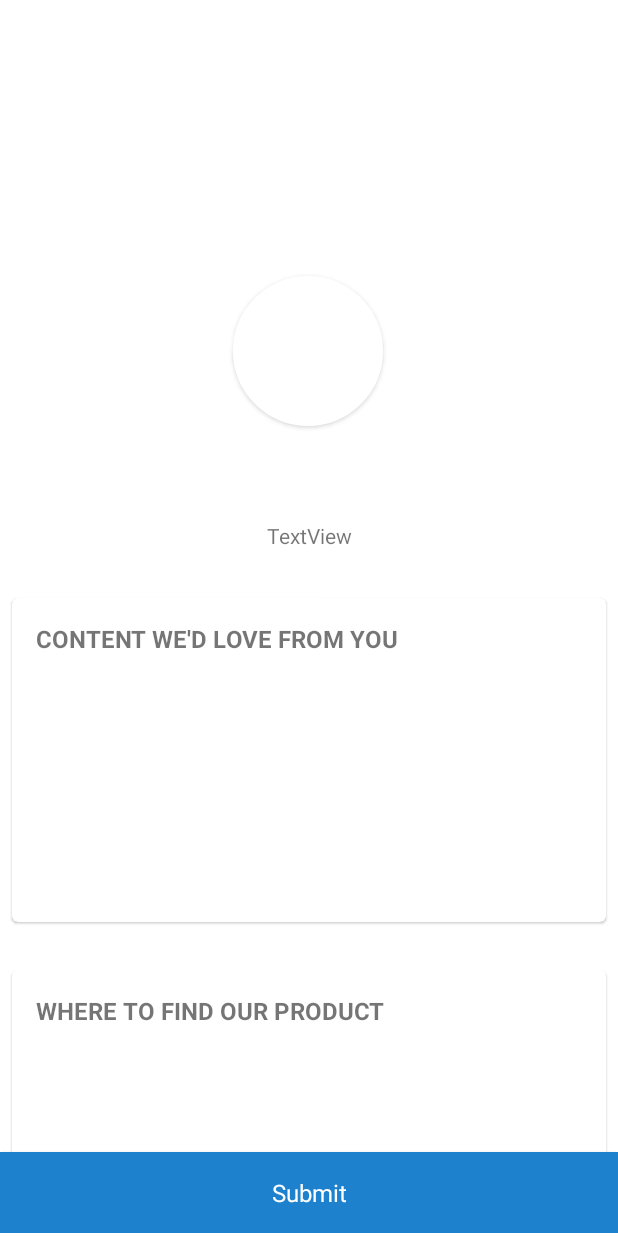
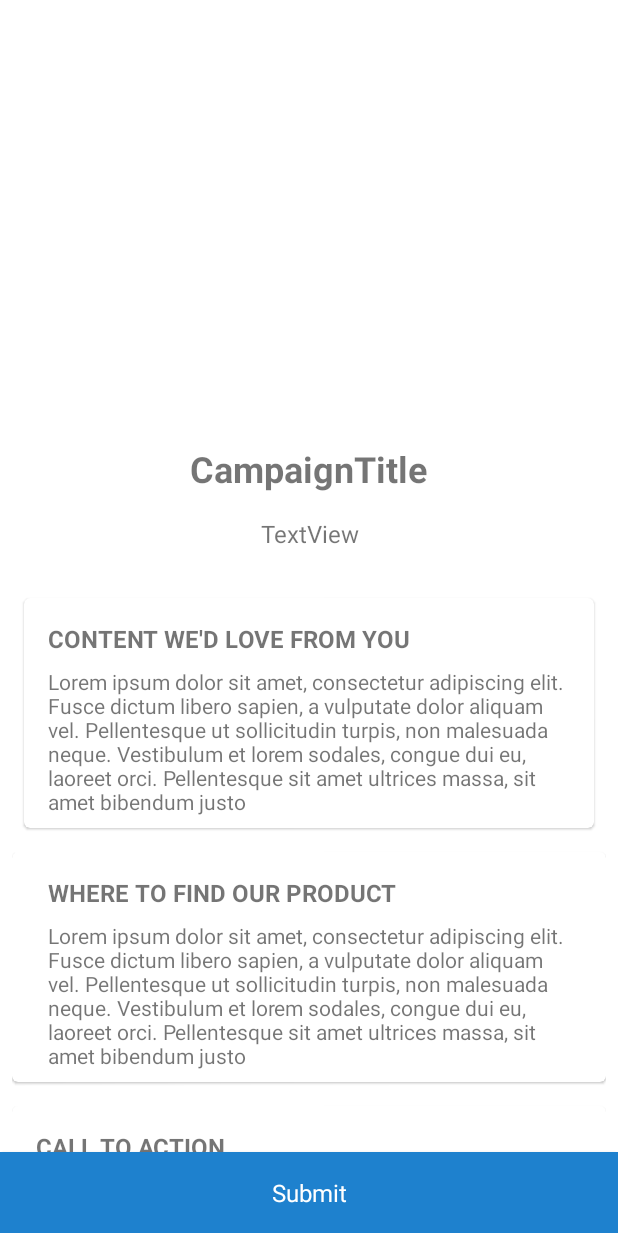
Before and after one commit to teddy-otieno/imp-mobile-android, an Android app: the CampaignActivity screen opened directly, with no data from a screen before it, on a phone screen of 412 x 824 dp. Run offline under Robolectric (Android 15) with nearby library versions, the phone set to English and light mode, and no system bars; 3 statements that could not run were skipped.

Commit message:
Redo
Update campaignDetail cards to material cards. The previous version was using a poorly designed custom cards. Also some small fixes

Signed-off-by: Teddy Juma <tedd.juma@outlook.com>

```diff
--- a/app/src/main/java/com/imp/impandroidclient/campaign/CampaignActivity.kt
+++ b/app/src/main/java/com/imp/impandroidclient/campaign/CampaignActivity.kt
@@ -14,8 +14,6 @@ import com.imp.impandroidclient.app_state.Cache
 import kotlinx.android.synthetic.main.activity_campaign.*
 import kotlinx.android.synthetic.main.layout_campaign_info_details.*
 import kotlinx.android.synthetic.main.layout_choose_submission.*
-import kotlinx.coroutines.Dispatchers
-import kotlinx.coroutines.launch
 
 class CampaignActivity : AppCompatActivity() {
 
@@ -65,25 +63,10 @@ class CampaignActivity : AppCompatActivity() {
             detailed_campaignDescription.text = campaign.about_you
             detailed_contentWedLoveFromYou.text = campaign.content_wed_love_from_you
             detailed_whereToFindProduct.text = campaign.where_to_find_product
+            detailed_callToAction.text = campaign.call_to_action
 
-
-            val cachedBrandImage = Cache.getImageFromMemCache(campaign.brand.brand_image)
-            if(cachedBrandImage == null) {
-                lifecycleScope.launch(Dispatchers.Main) {
-                    //TODO: Handle this instead of crashing the app
-                    val brandImage = campaign.brand.brandImageFuture?.await()
-
-                    if(brandImage == null) {
-                        TODO("Handle this error")
-                    } else {
-                        brandOfCampaign.setImageBitmap(brandImage)
-                        brandOfCampaign.clipToOutline = true
-                    }
-                }
-            } else {
-                brandOfCampaign.setImageBitmap(cachedBrandImage)
-            }
-
+            brand_avatar.setImageBitmap(Cache.getImageFromMemCache(campaign.brand.brand_image))
+            brand_avatar.clipToOutline = true
 
             for (item in campaign.dos) {
                 val view: ConstraintLayout =
--- a/app/src/main/java/com/imp/impandroidclient/dashboards/ui/home/HomeFragment.kt
+++ b/app/src/main/java/com/imp/impandroidclient/dashboards/ui/home/HomeFragment.kt
@@ -1,6 +1,5 @@
 package com.imp.impandroidclient.dashboards.ui.home
 
-import android.annotation.SuppressLint
 import android.app.Activity
 import android.app.ActivityOptions
 import android.content.Intent
@@ -82,7 +81,6 @@ class ViewHolder(val context: Fragment, inflator: LayoutInflater, parent: ViewGr
         brandAvatar = itemView.findViewById(R.id.card_brand_avatar)
     }
 
-    @SuppressLint("ClickableViewAccessibility")
     fun bind(contextAdapter: CampaignComponentAdapter, campaign: CampaignData, index: Int) {
         itemView.setOnTouchListener { v, event ->
             if (contextAdapter.canStart) {
@@ -91,9 +89,11 @@ class ViewHolder(val context: Fragment, inflator: LayoutInflater, parent: ViewGr
                 }
                 val activityOptions = ActivityOptions.makeSceneTransitionAnimation(
                     context.context as Activity,
-                    UtilPair.create(campaignCoverImage as View, "campaignCoverImage"),
-                    UtilPair.create(campaignTitle as View, "campaignTitleTransition"),
-                    UtilPair.create(campaignDescription as View, "campaignDescriptionTransition")
+                    UtilPair.create(campaignCoverImage as View, "campaign_cover_image"),
+                    UtilPair.create(campaignTitle as View, "campaign_title"),
+                    UtilPair.create(campaignDescription as View, "campaign_description"),
+                    UtilPair.create(brandAvatar as View, "brand_avatar"),
+                    UtilPair.create(brandTitle as View, "brand_title")
                 )
                 contextAdapter.canStart = false
                 context.startActivity(intent, activityOptions.toBundle())
--- a/app/src/main/res/drawable/avatar_background.xml
+++ b/app/src/main/res/drawable/avatar_background.xml
@@ -1,10 +1,9 @@
 <?xml version="1.0" encoding="utf-8"?>
 <shape xmlns:android="http://schemas.android.com/apk/res/android"
     android:shape="rectangle">
+    <corners android:radius="50dp" />
     <stroke
-        android:width="10dp"
+        android:width="100dp"
         android:color="@color/backgroundColor" />
 
-    <corners android:radius="50dp" />
-    <solid android:color="@color/backgroundColor" />
 </shape>
--- a/app/src/main/res/layout/activity_campaign.xml
+++ b/app/src/main/res/layout/activity_campaign.xml
@@ -2,7 +2,6 @@
 
 
 <androidx.coordinatorlayout.widget.CoordinatorLayout
-
     xmlns:android="http://schemas.android.com/apk/res/android"
     xmlns:app="http://schemas.android.com/apk/res-auto"
     xmlns:tools="http://schemas.android.com/tools"
@@ -21,8 +20,7 @@
 
         <androidx.constraintlayout.widget.ConstraintLayout
             android:layout_width="match_parent"
-            android:layout_height="match_parent"
-            android:padding="4dp">
+            android:layout_height="match_parent">
 
             <androidx.constraintlayout.widget.ConstraintLayout
                 android:id="@+id/main_title"
@@ -37,19 +35,17 @@
                     android:layout_height="261dp"
                     android:adjustViewBounds="true"
                     android:scaleType="centerCrop"
-                    android:transitionName="campaignCoverImage"
+                    android:transitionName="campaign_cover_image"
                     app:layout_constraintTop_toTopOf="parent"
                     tools:srcCompat="@tools:sample/backgrounds/scenic" />
 
                 <ImageView
-                    android:id="@+id/brandOfCampaign"
+                    android:id="@+id/brand_avatar"
                     android:layout_width="100dp"
                     android:layout_height="100dp"
                     android:layout_marginTop="180dp"
-                    android:adjustViewBounds="true"
+                    android:transitionName="brand_avatar"
                     android:background="@drawable/avatar_background"
-                    android:cropToPadding="true"
-                    android:elevation="2dp"
                     android:scaleType="centerCrop"
 
                     app:layout_constraintEnd_toEndOf="parent"
@@ -62,24 +58,27 @@
                     android:id="@+id/detail_campaignTitle"
                     android:layout_width="wrap_content"
                     android:layout_height="wrap_content"
-                    android:layout_marginTop="28dp"
-                    android:textColor="@color/colorPrimary"
+                    android:layout_marginTop="16dp"
+                    android:text="CampaignTitle"
+                    android:textSize="24sp"
                     android:textStyle="bold"
-                    android:transitionName="campaignTitleTransition"
+                    android:transitionName="campaign_title"
                     app:layout_constraintEnd_toEndOf="parent"
-                    app:layout_constraintHorizontal_bias="0.5"
+                    app:layout_constraintHorizontal_bias="0.498"
                     app:layout_constraintStart_toStartOf="parent"
-                    app:layout_constraintTop_toBottomOf="@+id/brandOfCampaign" />
+                    app:layout_constraintTop_toBottomOf="@+id/brand_avatar" />
 
                 <TextView
                     android:id="@+id/detailed_campaignDescription"
-                    android:layout_width="wrap_content"
+                    android:layout_width="match_parent"
                     android:layout_height="wrap_content"
                     android:layout_marginStart="32dp"
                     android:layout_marginTop="16dp"
                     android:layout_marginEnd="32dp"
                     android:text="TextView"
-                    android:transitionName="campaignDescriptionTransition"
+                    android:textAlignment="center"
+                    android:textSize="16sp"
+                    android:transitionName="campaign_description"
                     app:layout_constraintEnd_toEndOf="parent"
                     app:layout_constraintHorizontal_bias="0.5"
                     app:layout_constraintStart_toStartOf="parent"
--- a/app/src/main/res/layout/layout_campaign_info_details.xml
+++ b/app/src/main/res/layout/layout_campaign_info_details.xml
@@ -4,20 +4,27 @@
     android:layout_height="match_parent"
     xmlns:app="http://schemas.android.com/apk/res-auto"
     app:layout_constraintTop_toBottomOf="@id/main_title"
+    android:layout_marginTop="16dp"
+    android:layout_marginBottom="64dp"
+    android:paddingHorizontal="8dp"
     android:orientation="vertical">
 
     <com.google.android.material.card.MaterialCardView
         android:id="@+id/contentWedLoveContainer"
         android:layout_width="match_parent"
-        android:layout_height="216dp"
-        android:layout_marginStart="4dp"
-        android:layout_marginTop="32dp"
-        android:layout_marginEnd="4dp"
-        android:padding="4dp"
-        android:background="@drawable/container_background"
-        android:elevation="2dp">
+        android:layout_height="wrap_content"
+        android:layout_marginTop="16dp"
+        android:layout_marginHorizontal="8dp"
+        android:paddingHorizontal="16dp"
+        >
 
-        <TextView
+        <LinearLayout
+            android:layout_width="match_parent"
+            android:layout_height="wrap_content"
+            android:orientation="vertical"
+            >
+
+            <com.google.android.material.textview.MaterialTextView
                 android:id="@+id/header_contentWedLove"
                 android:layout_width="wrap_content"
                 android:layout_height="wrap_content"
@@ -27,30 +34,32 @@
                 android:textSize="16sp"
                 android:textStyle="bold" />
 
-        <TextView
+            <com.google.android.material.textview.MaterialTextView
                 android:id="@+id/detailed_contentWedLoveFromYou"
                 android:layout_width="match_parent"
-            android:layout_height="145dp"
+                android:layout_height="wrap_content"
                 android:layout_marginStart="16dp"
-            android:layout_marginTop="8dp"
+                android:text="@string/dummy"
+                android:layout_marginVertical="8dp"
                 android:layout_marginEnd="16dp"
                 app:layout_constraintTop_toBottomOf="@+id/header_contentWedLove" />
+        </LinearLayout>
     </com.google.android.material.card.MaterialCardView>
 
     <com.google.android.material.card.MaterialCardView
         android:id="@+id/whereToFindProductContainer"
         android:layout_width="match_parent"
-        android:layout_height="216dp"
-        android:layout_marginStart="4dp"
-        android:layout_marginTop="32dp"
-        android:layout_marginEnd="4dp"
-        android:background="@drawable/container_background"
-        android:elevation="2dp"
-        app:layout_constraintEnd_toEndOf="parent"
-        app:layout_constraintHorizontal_bias="0.5"
-        app:layout_constraintStart_toStartOf="parent"
-        app:layout_constraintTop_toBottomOf="@+id/contentWedLoveContainer">
+        android:layout_height="wrap_content"
+        android:layout_marginTop="16dp"
+        android:paddingHorizontal="16dp"
+        android:paddingVertical="8dp"
+        >
 
+        <LinearLayout
+            android:layout_width="match_parent"
+            android:layout_height="wrap_content"
+            android:paddingHorizontal="8dp"
+            android:orientation="vertical">
             <TextView
                 android:id="@+id/header_whereToFindProduct"
                 android:layout_width="wrap_content"
@@ -66,30 +75,29 @@
             <TextView
                 android:id="@+id/detailed_whereToFindProduct"
                 android:layout_width="match_parent"
-            android:layout_height="145dp"
+                android:layout_height="wrap_content"
                 android:layout_marginStart="16dp"
-            android:layout_marginTop="8dp"
+                android:layout_marginVertical="8dp"
                 android:layout_marginEnd="16dp"
-            app:layout_constraintEnd_toEndOf="parent"
-            app:layout_constraintHorizontal_bias="0.5"
-            app:layout_constraintStart_toStartOf="parent"
-            app:layout_constraintTop_toBottomOf="@+id/header_whereToFindProduct" />
+                android:text="@string/dummy"
+                />
+
+        </LinearLayout>
     </com.google.android.material.card.MaterialCardView>
 
-    <androidx.constraintlayout.widget.ConstraintLayout
+    <com.google.android.material.card.MaterialCardView
         android:id="@+id/callToActionContainer"
         android:layout_width="match_parent"
-        android:layout_height="216dp"
-        android:layout_marginStart="4dp"
-        android:layout_marginTop="32dp"
-        android:layout_marginEnd="4dp"
-        android:background="@drawable/container_background"
-        android:elevation="2dp"
-        app:layout_constraintEnd_toEndOf="parent"
-        app:layout_constraintHorizontal_bias="0.5"
-        app:layout_constraintStart_toStartOf="parent"
-        app:layout_constraintTop_toBottomOf="@+id/whereToFindProductContainer">
+        android:layout_height="wrap_content"
+        android:layout_marginTop="16dp"
+        android:paddingHorizontal="16dp"
+        android:paddingVertical="8dp"
+        >
 
+        <LinearLayout
+            android:layout_width="match_parent"
+            android:layout_height="wrap_content"
+            android:orientation="vertical">
             <TextView
                 android:id="@+id/header_callToAction"
                 android:layout_width="wrap_content"
@@ -99,35 +107,33 @@
                 android:text="@string/header_callToAction"
                 android:textSize="16sp"
                 android:textStyle="bold"
-            app:layout_constraintStart_toStartOf="parent"
-            app:layout_constraintTop_toTopOf="parent" />
+                />
 
             <TextView
                 android:id="@+id/detailed_callToAction"
                 android:layout_width="match_parent"
-            android:layout_height="145dp"
+                android:layout_height="wrap_content"
                 android:layout_marginStart="16dp"
-            android:layout_marginTop="8dp"
+                android:layout_marginVertical="8dp"
                 android:layout_marginEnd="16dp"
-            app:layout_constraintEnd_toEndOf="parent"
-            app:layout_constraintHorizontal_bias="0.5"
-            app:layout_constraintStart_toStartOf="parent"
-            app:layout_constraintTop_toBottomOf="@+id/header_callToAction" />
-    </androidx.constraintlayout.widget.ConstraintLayout>
+                android:text="@string/dummy"/>
+        </LinearLayout>
 
-    <androidx.constraintlayout.widget.ConstraintLayout
+    </com.google.android.material.card.MaterialCardView>
+
+    <com.google.android.material.card.MaterialCardView
         android:id="@+id/campaignDosContainer"
         android:layout_width="match_parent"
-        android:layout_height="216dp"
-        android:layout_marginStart="4dp"
-        android:layout_marginTop="32dp"
-        android:layout_marginEnd="4dp"
-        android:background="@drawable/container_background"
-        android:elevation="2dp"
-        app:layout_constraintEnd_toEndOf="parent"
-        app:layout_constraintHorizontal_bias="0.5"
-        app:layout_constraintStart_toStartOf="parent"
-        app:layout_constraintTop_toBottomOf="@+id/callToActionContainer">
+        android:layout_height="wrap_content"
+        android:layout_marginTop="16dp"
+        android:paddingHorizontal="16dp"
+        android:paddingVertical="8dp"
+        >
+
+        <LinearLayout
+            android:layout_width="match_parent"
+            android:layout_height="wrap_content"
+            android:orientation="vertical">
 
             <TextView
                 android:id="@+id/header_campaignDos"
@@ -137,40 +143,35 @@
                 android:layout_marginTop="16dp"
                 android:text="@string/header_campaignDos"
                 android:textSize="16sp"
-            android:textStyle="bold"
-            app:layout_constraintStart_toStartOf="parent"
-            app:layout_constraintTop_toTopOf="parent" />
+                android:textStyle="bold"/>
 
             <LinearLayout
                 android:id="@+id/campaignDos"
                 android:layout_width="match_parent"
-            android:layout_height="30dp"
+                android:layout_height="wrap_content"
                 android:layout_marginStart="8dp"
-            android:layout_marginTop="16dp"
+                android:layout_marginVertical="16dp"
                 android:layout_marginEnd="8dp"
                 android:background="@color/backgroundColor"
                 android:orientation="vertical"
-            app:layout_constraintEnd_toEndOf="parent"
-            app:layout_constraintHorizontal_bias="0.5"
-            app:layout_constraintStart_toStartOf="parent"
-            app:layout_constraintTop_toBottomOf="@+id/header_campaignDos" />
+                />
 
+        </LinearLayout>
+    </com.google.android.material.card.MaterialCardView>
 
-    </androidx.constraintlayout.widget.ConstraintLayout>
-
-    <androidx.constraintlayout.widget.ConstraintLayout
+    <com.google.android.material.card.MaterialCardView
         android:id="@+id/campaignDontsContainer"
         android:layout_width="match_parent"
-        android:layout_height="216dp"
-        android:layout_marginStart="4dp"
-        android:layout_marginTop="32dp"
-        android:layout_marginEnd="4dp"
-        android:background="@drawable/container_background"
-        android:elevation="2dp"
-        app:layout_constraintEnd_toEndOf="parent"
-        app:layout_constraintHorizontal_bias="0.5"
-        app:layout_constraintStart_toStartOf="parent"
-        app:layout_constraintTop_toBottomOf="@+id/campaignDosContainer">
+        android:layout_height="wrap_content"
+        android:layout_marginTop="16dp"
+        android:paddingHorizontal="16dp"
+        android:paddingVertical="8dp"
+        >
+
+        <LinearLayout
+            android:layout_width="match_parent"
+            android:layout_height="wrap_content"
+            android:orientation="vertical">
 
             <TextView
                 android:id="@+id/header_campaignDonts"
@@ -181,22 +182,18 @@
                 android:text="@string/header_campaignDonts"
                 android:textSize="16sp"
                 android:textStyle="bold"
-        app:layout_constraintStart_toStartOf="parent"
-        app:layout_constraintTop_toTopOf="parent" />
+                />
 
             <LinearLayout
                 android:id="@+id/campaignDonts"
                 android:layout_width="match_parent"
-        android:layout_height="30dp"
+                android:layout_height="wrap_content"
                 android:layout_marginStart="8dp"
-        android:layout_marginTop="16dp"
+                android:layout_marginVertical="16dp"
                 android:layout_marginEnd="8dp"
                 android:background="@color/backgroundColor"
-        android:orientation="vertical"
-        app:layout_constraintEnd_toEndOf="parent"
-        app:layout_constraintHorizontal_bias="0.5"
-        app:layout_constraintStart_toStartOf="parent"
-        app:layout_constraintTop_toBottomOf="@+id/header_campaignDonts" />
+                android:orientation="vertical"/>
 
-    </androidx.constraintlayout.widget.ConstraintLayout>
         </LinearLayout>
+    </com.google.android.material.card.MaterialCardView>
+</LinearLayout>
--- a/app/src/main/res/values/strings.xml
+++ b/app/src/main/res/values/strings.xml
@@ -60,6 +60,7 @@
     <string name="connection_failed">Oops... Sorry we were unable to connect. Please check your internet connection</string>
     <!-- Image submission texts -->
     <string name="instagram_post_hint">Enter the caption you want your submission to have…</string>
+    <string name="dummy">Lorem ipsum dolor sit amet, consectetur adipiscing elit. Fusce dictum libero sapien, a vulputate dolor aliquam vel. Pellentesque ut sollicitudin turpis, non malesuada neque. Vestibulum et lorem sodales, congue dui eu, laoreet orci. Pellentesque sit amet ultrices massa, sit amet bibendum justo</string>
 
     <!-- TODO: Remove or change this placeholder text -->
     <string name="hello_blank_fragment">Hello blank fragment</string>
```
Lines whose indentation alone changed are shown as unchanged.
